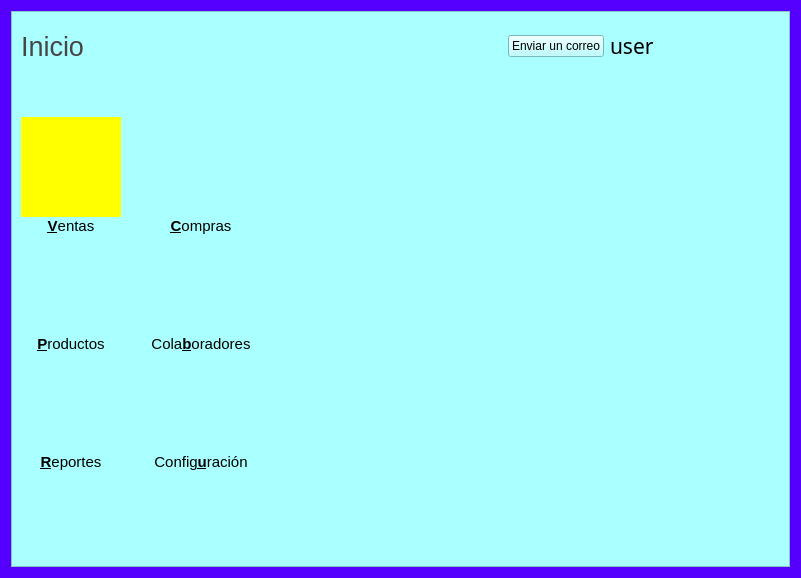
radtek/manager, file ManagerSystem/home.ui: the form before one commit.
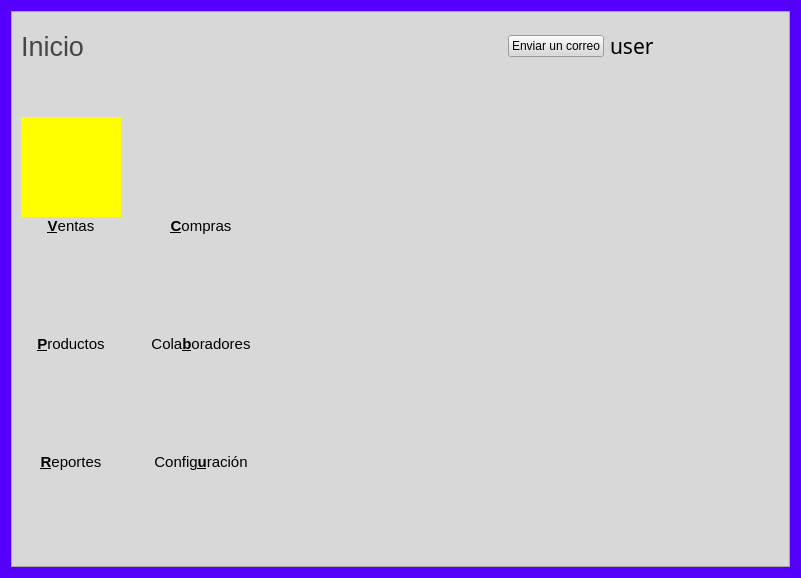
The form after the commit. Icons and pictures are not drawn.

Diff of the .ui file:
```diff
--- a/ManagerSystem/home.ui
+++ b/ManagerSystem/home.ui
@@ -26,7 +26,7 @@
       <bool>false</bool>
      </property>
      <property name="styleSheet">
-      <string notr="true">background-color: rgb(170, 255, 255);</string>
+      <string notr="true">background-color: rgb(216, 216, 216);</string>
      </property>
      <property name="frameShape">
       <enum>QFrame::StyledPanel</enum>
```
Left out of the diff: 24 changed lines with no effect on the pictures.
